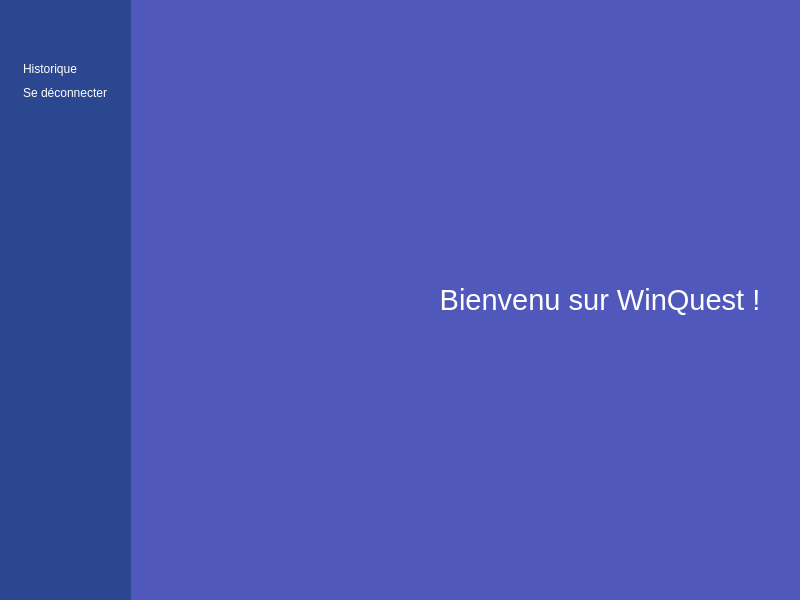
The window that views/userMenuWindow.ui (hug0be/pyhon_app) describes before a commit, drawn with Qt 5.
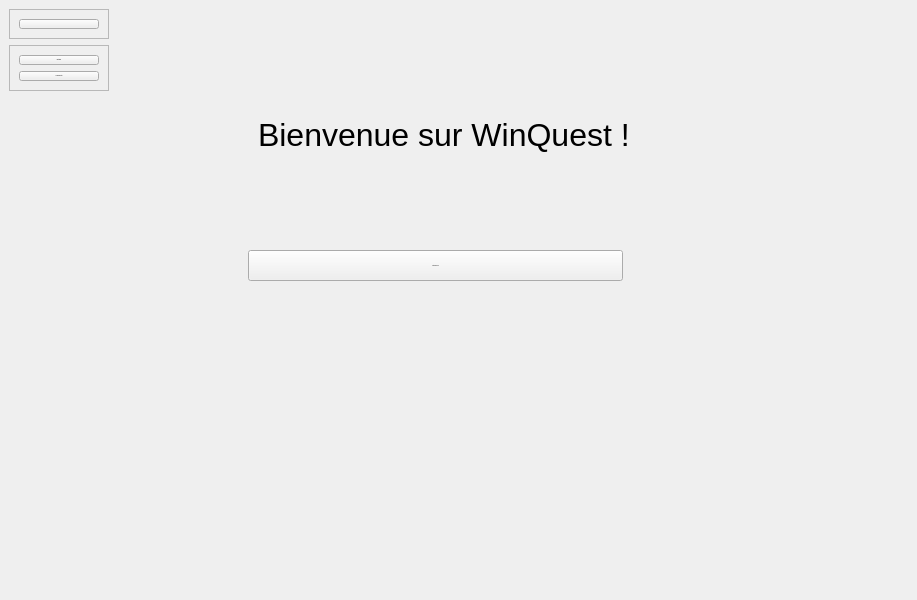
The same window after the commit. Icons and pictures are not drawn.

Commit message: [FEATURE] Changement de page dans la UserMenuWindow

Patch:
```diff
--- a/views/userMenuWindow.ui
+++ b/views/userMenuWindow.ui
@@ -6,13 +6,13 @@
    <rect>
     <x>0</x>
     <y>0</y>
-    <width>800</width>
+    <width>917</width>
     <height>600</height>
    </rect>
   </property>
   <property name="font">
    <font>
-    <pointsize>8</pointsize>
+    <pointsize>-1</pointsize>
    </font>
   </property>
   <property name="windowTitle">
@@ -26,6 +26,7 @@
 	padding: 0;
 	margin: 0;
 	color: #FFF;
+	font-size: 12px;
 }
 
 #centralwidget  {
@@ -36,9 +37,16 @@
 	background-color: #2B4790;
 }
 
-QPushButton {
+#sidebar QPushButton {
 	text-align: left;
-	padding: 2px 5px;
+}
+
+#pagesList QPushButton {
+	background-color: #F26DF9;
+	padding: 5px 10px;
+}
+#pagesList &gt; QWidget  {
+	background-color: #5158BB;
 }</string>
   </property>
   <widget class="QWidget" name="centralwidget">
@@ -201,55 +209,59 @@
      </widget>
     </item>
     <item>
-     <widget class="QLabel" name="label">
-      <property name="sizePolicy">
-       <sizepolicy hsizetype="Preferred" vsizetype="Preferred">
-        <horstretch>0</horstretch>
-        <verstretch>0</verstretch>
-       </sizepolicy>
+     <widget class="QStackedWidget" name="pagesList">
+      <property name="currentIndex">
+       <number>0</number>
       </property>
-      <property name="minimumSize">
-       <size>
-        <width>321</width>
-        <height>41</height>
-       </size>
-      </property>
-      <property name="baseSize">
-       <size>
-        <width>322</width>
-        <height>42</height>
-       </size>
-      </property>
-      <property name="cursor">
-       <cursorShape>ArrowCursor</cursorShape>
-      </property>
-      <property name="mouseTracking">
-       <bool>true</bool>
-      </property>
-      <property name="acceptDrops">
-       <bool>false</bool>
-      </property>
-      <property name="frameShadow">
-       <enum>QFrame::Plain</enum>
-      </property>
-      <property name="text">
-       <string>&lt;html&gt;&lt;head/&gt;&lt;body&gt;&lt;p&gt;&lt;span style=&quot; font-size:22pt;&quot;&gt;Bienvenu sur WinQuest !&lt;/span&gt;&lt;/p&gt;&lt;/body&gt;&lt;/html&gt;</string>
-      </property>
-      <property name="textFormat">
-       <enum>Qt::AutoText</enum>
-      </property>
-      <property name="scaledContents">
-       <bool>false</bool>
-      </property>
-      <property name="alignment">
-       <set>Qt::AlignCenter</set>
-      </property>
-      <property name="wordWrap">
-       <bool>true</bool>
-      </property>
-      <property name="indent">
-       <number>-1</number>
-      </property>
+      <widget class="QWidget" name="homePage">
+       <property name="styleSheet">
+        <string notr="true"/>
+       </property>
+       <widget class="QPushButton" name="showQuizzListButton">
+        <property name="geometry">
+         <rect>
+          <x>130</x>
+          <y>250</y>
+          <width>375</width>
+          <height>31</height>
+         </rect>
+        </property>
+        <property name="text">
+         <string>Liste des quizz</string>
+        </property>
+       </widget>
+       <widget class="QLabel" name="label">
+        <property name="geometry">
+         <rect>
+          <x>140</x>
+          <y>100</y>
+          <width>371</width>
+          <height>71</height>
+         </rect>
+        </property>
+        <property name="text">
+         <string>&lt;html&gt;&lt;head/&gt;&lt;body&gt;&lt;p&gt;&lt;span style=&quot; font-size:24pt;&quot;&gt;Bienvenue sur WinQuest !&lt;/span&gt;&lt;/p&gt;&lt;/body&gt;&lt;/html&gt;</string>
+        </property>
+       </widget>
+      </widget>
+      <widget class="QWidget" name="quizzListPage">
+       <property name="enabled">
+        <bool>true</bool>
+       </property>
+       <widget class="QLabel" name="label_3">
+        <property name="geometry">
+         <rect>
+          <x>160</x>
+          <y>110</y>
+          <width>211</width>
+          <height>39</height>
+         </rect>
+        </property>
+        <property name="text">
+         <string>&lt;html&gt;&lt;head/&gt;&lt;body&gt;&lt;p&gt;&lt;span style=&quot; font-size:24pt;&quot;&gt;Liste des quizz&lt;/span&gt;&lt;/p&gt;&lt;/body&gt;&lt;/html&gt;</string>
+        </property>
+       </widget>
+      </widget>
      </widget>
     </item>
    </layout>
```
The commit also changes 2 other files.
